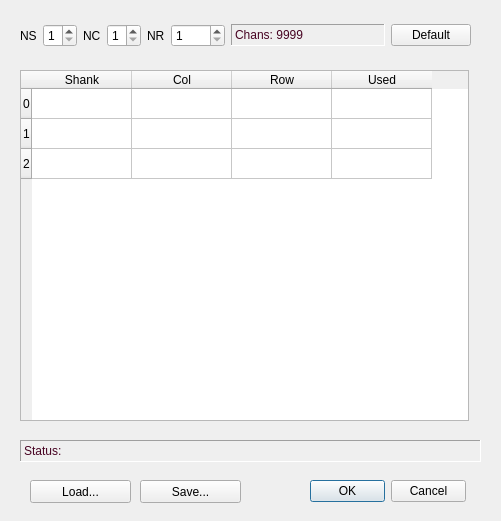
Above: Forms/ShankMapping.ui from billkarsh/SpikeGLX before the change. Below: the same form after it.
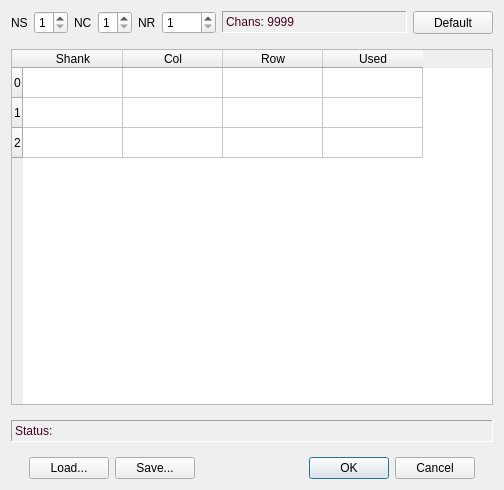
That is the form after the change.

Commit message: Map dialogs resize

Diff of the .ui file:
```diff
--- a/Forms/ShankMapping.ui
+++ b/Forms/ShankMapping.ui
@@ -6,186 +6,24 @@
    <rect>
     <x>0</x>
     <y>0</y>
-    <width>501</width>
-    <height>521</height>
+    <width>504</width>
+    <height>490</height>
    </rect>
   </property>
+  <property name="minimumSize">
+   <size>
+    <width>504</width>
+    <height>0</height>
+   </size>
+  </property>
   <property name="windowTitle">
    <string>Shank Map (Acq chan -&gt; probe site)</string>
   </property>
-  <widget class="QDialogButtonBox" name="buttonBox">
-   <property name="geometry">
-    <rect>
-     <x>310</x>
-     <y>480</y>
-     <width>156</width>
-     <height>23</height>
-    </rect>
+  <layout class="QGridLayout" name="gridLayout">
+   <property name="verticalSpacing">
+    <number>15</number>
    </property>
-   <property name="focusPolicy">
-    <enum>Qt::StrongFocus</enum>
-   </property>
-   <property name="orientation">
-    <enum>Qt::Horizontal</enum>
-   </property>
-   <property name="standardButtons">
-    <set>QDialogButtonBox::Cancel|QDialogButtonBox::Ok</set>
-   </property>
-  </widget>
-  <widget class="QLabel" name="statusLbl">
-   <property name="enabled">
-    <bool>true</bool>
-   </property>
-   <property name="geometry">
-    <rect>
-     <x>20</x>
-     <y>440</y>
-     <width>461</width>
-     <height>22</height>
-    </rect>
-   </property>
-   <property name="palette">
-    <palette>
-     <active>
-      <colorrole role="WindowText">
-       <brush brushstyle="SolidPattern">
-        <color alpha="255">
-         <red>71</red>
-         <green>3</green>
-         <blue>34</blue>
-        </color>
-       </brush>
-      </colorrole>
-     </active>
-     <inactive>
-      <colorrole role="WindowText">
-       <brush brushstyle="SolidPattern">
-        <color alpha="255">
-         <red>71</red>
-         <green>3</green>
-         <blue>34</blue>
-        </color>
-       </brush>
-      </colorrole>
-     </inactive>
-     <disabled>
-      <colorrole role="WindowText">
-       <brush brushstyle="SolidPattern">
-        <color alpha="255">
-         <red>106</red>
-         <green>104</green>
-         <blue>100</blue>
-        </color>
-       </brush>
-      </colorrole>
-     </disabled>
-    </palette>
-   </property>
-   <property name="frameShape">
-    <enum>QFrame::Panel</enum>
-   </property>
-   <property name="frameShadow">
-    <enum>QFrame::Sunken</enum>
-   </property>
-   <property name="lineWidth">
-    <number>1</number>
-   </property>
-   <property name="text">
-    <string>Status:</string>
-   </property>
-  </widget>
-  <widget class="QTableWidget" name="tableWidget">
-   <property name="enabled">
-    <bool>true</bool>
-   </property>
-   <property name="geometry">
-    <rect>
-     <x>20</x>
-     <y>70</y>
-     <width>449</width>
-     <height>351</height>
-    </rect>
-   </property>
-   <property name="sizePolicy">
-    <sizepolicy hsizetype="Expanding" vsizetype="Expanding">
-     <horstretch>0</horstretch>
-     <verstretch>0</verstretch>
-    </sizepolicy>
-   </property>
-   <property name="horizontalScrollBarPolicy">
-    <enum>Qt::ScrollBarAlwaysOff</enum>
-   </property>
-   <row>
-    <property name="text">
-     <string>0</string>
-    </property>
-   </row>
-   <row>
-    <property name="text">
-     <string>1</string>
-    </property>
-   </row>
-   <row>
-    <property name="text">
-     <string>2</string>
-    </property>
-   </row>
-   <column>
-    <property name="text">
-     <string>Shank</string>
-    </property>
-   </column>
-   <column>
-    <property name="text">
-     <string>Col</string>
-    </property>
-   </column>
-   <column>
-    <property name="text">
-     <string>Row</string>
-    </property>
-   </column>
-   <column>
-    <property name="text">
-     <string>Used</string>
-    </property>
-   </column>
-  </widget>
-  <widget class="QPushButton" name="saveBut">
-   <property name="geometry">
-    <rect>
-     <x>140</x>
-     <y>480</y>
-     <width>101</width>
-     <height>23</height>
-    </rect>
-   </property>
-   <property name="text">
-    <string>Save...</string>
-   </property>
-  </widget>
-  <widget class="QPushButton" name="loadBut">
-   <property name="geometry">
-    <rect>
-     <x>30</x>
-     <y>480</y>
-     <width>101</width>
-     <height>23</height>
-    </rect>
-   </property>
-   <property name="text">
-    <string>Load...</string>
-   </property>
-  </widget>
-  <widget class="QWidget" name="horizontalLayoutWidget_4">
-   <property name="geometry">
-    <rect>
-     <x>20</x>
-     <y>20</y>
-     <width>451</width>
-     <height>31</height>
-    </rect>
-   </property>
+   <item row="0" column="0">
    <layout class="QHBoxLayout" name="horizontalLayout_4">
     <property name="spacing">
      <number>6</number>
@@ -210,6 +48,12 @@
           <verstretch>0</verstretch>
          </sizepolicy>
         </property>
+         <property name="minimumSize">
+          <size>
+           <width>0</width>
+           <height>22</height>
+          </size>
+         </property>
         <property name="minimum">
          <number>1</number>
         </property>
@@ -233,6 +77,12 @@
           <verstretch>0</verstretch>
          </sizepolicy>
         </property>
+         <property name="minimumSize">
+          <size>
+           <width>0</width>
+           <height>22</height>
+          </size>
+         </property>
         <property name="minimum">
          <number>1</number>
         </property>
@@ -256,6 +106,12 @@
           <verstretch>0</verstretch>
          </sizepolicy>
         </property>
+         <property name="minimumSize">
+          <size>
+           <width>0</width>
+           <height>22</height>
+          </size>
+         </property>
         <property name="minimum">
          <number>1</number>
         </property>
@@ -337,7 +193,7 @@
     <item>
      <widget class="QPushButton" name="defaultBut">
       <property name="sizePolicy">
-       <sizepolicy hsizetype="MinimumExpanding" vsizetype="Fixed">
+        <sizepolicy hsizetype="Preferred" vsizetype="Preferred">
         <horstretch>0</horstretch>
         <verstretch>0</verstretch>
        </sizepolicy>
@@ -354,7 +210,198 @@
      </widget>
     </item>
    </layout>
-  </widget>
+   </item>
+   <item row="1" column="0">
+    <widget class="QTableWidget" name="tableWidget">
+     <property name="enabled">
+      <bool>true</bool>
+     </property>
+     <property name="sizePolicy">
+      <sizepolicy hsizetype="Expanding" vsizetype="Expanding">
+       <horstretch>0</horstretch>
+       <verstretch>0</verstretch>
+      </sizepolicy>
+     </property>
+     <property name="horizontalScrollBarPolicy">
+      <enum>Qt::ScrollBarAlwaysOff</enum>
+     </property>
+     <row>
+      <property name="text">
+       <string>0</string>
+      </property>
+     </row>
+     <row>
+      <property name="text">
+       <string>1</string>
+      </property>
+     </row>
+     <row>
+      <property name="text">
+       <string>2</string>
+      </property>
+     </row>
+     <column>
+      <property name="text">
+       <string>Shank</string>
+      </property>
+     </column>
+     <column>
+      <property name="text">
+       <string>Col</string>
+      </property>
+     </column>
+     <column>
+      <property name="text">
+       <string>Row</string>
+      </property>
+     </column>
+     <column>
+      <property name="text">
+       <string>Used</string>
+      </property>
+     </column>
+    </widget>
+   </item>
+   <item row="2" column="0">
+    <widget class="QLabel" name="statusLbl">
+     <property name="enabled">
+      <bool>true</bool>
+     </property>
+     <property name="sizePolicy">
+      <sizepolicy hsizetype="Expanding" vsizetype="Preferred">
+       <horstretch>0</horstretch>
+       <verstretch>0</verstretch>
+      </sizepolicy>
+     </property>
+     <property name="minimumSize">
+      <size>
+       <width>0</width>
+       <height>22</height>
+      </size>
+     </property>
+     <property name="palette">
+      <palette>
+       <active>
+        <colorrole role="WindowText">
+         <brush brushstyle="SolidPattern">
+          <color alpha="255">
+           <red>71</red>
+           <green>3</green>
+           <blue>34</blue>
+          </color>
+         </brush>
+        </colorrole>
+       </active>
+       <inactive>
+        <colorrole role="WindowText">
+         <brush brushstyle="SolidPattern">
+          <color alpha="255">
+           <red>71</red>
+           <green>3</green>
+           <blue>34</blue>
+          </color>
+         </brush>
+        </colorrole>
+       </inactive>
+       <disabled>
+        <colorrole role="WindowText">
+         <brush brushstyle="SolidPattern">
+          <color alpha="255">
+           <red>106</red>
+           <green>104</green>
+           <blue>100</blue>
+          </color>
+         </brush>
+        </colorrole>
+       </disabled>
+      </palette>
+     </property>
+     <property name="frameShape">
+      <enum>QFrame::Panel</enum>
+     </property>
+     <property name="frameShadow">
+      <enum>QFrame::Sunken</enum>
+     </property>
+     <property name="lineWidth">
+      <number>1</number>
+     </property>
+     <property name="text">
+      <string>Status:</string>
+     </property>
+    </widget>
+   </item>
+   <item row="3" column="0">
+    <layout class="QHBoxLayout" name="horizontalLayout">
+     <property name="spacing">
+      <number>6</number>
+     </property>
+     <property name="leftMargin">
+      <number>18</number>
+     </property>
+     <property name="rightMargin">
+      <number>18</number>
+     </property>
+     <item>
+      <widget class="QPushButton" name="loadBut">
+       <property name="sizePolicy">
+        <sizepolicy hsizetype="Preferred" vsizetype="Preferred">
+         <horstretch>0</horstretch>
+         <verstretch>0</verstretch>
+        </sizepolicy>
+       </property>
+       <property name="text">
+        <string>Load...</string>
+       </property>
+      </widget>
+     </item>
+     <item>
+      <widget class="QPushButton" name="saveBut">
+       <property name="sizePolicy">
+        <sizepolicy hsizetype="Preferred" vsizetype="Preferred">
+         <horstretch>0</horstretch>
+         <verstretch>0</verstretch>
+        </sizepolicy>
+       </property>
+       <property name="text">
+        <string>Save...</string>
+       </property>
+      </widget>
+     </item>
+     <item>
+      <spacer name="horizontalSpacer">
+       <property name="orientation">
+        <enum>Qt::Horizontal</enum>
+       </property>
+       <property name="sizeHint" stdset="0">
+        <size>
+         <width>40</width>
+         <height>20</height>
+        </size>
+       </property>
+      </spacer>
+     </item>
+     <item>
+      <widget class="QDialogButtonBox" name="buttonBox">
+       <property name="sizePolicy">
+        <sizepolicy hsizetype="Expanding" vsizetype="Preferred">
+         <horstretch>0</horstretch>
+         <verstretch>0</verstretch>
+        </sizepolicy>
+       </property>
+       <property name="focusPolicy">
+        <enum>Qt::StrongFocus</enum>
+       </property>
+       <property name="orientation">
+        <enum>Qt::Horizontal</enum>
+       </property>
+       <property name="standardButtons">
+        <set>QDialogButtonBox::Cancel|QDialogButtonBox::Ok</set>
+       </property>
+      </widget>
+     </item>
+    </layout>
+   </item>
+  </layout>
  </widget>
  <tabstops>
   <tabstop>buttonBox</tabstop>
```
Lines whose indentation alone changed are shown as unchanged. The commit also changes 2 other files.
